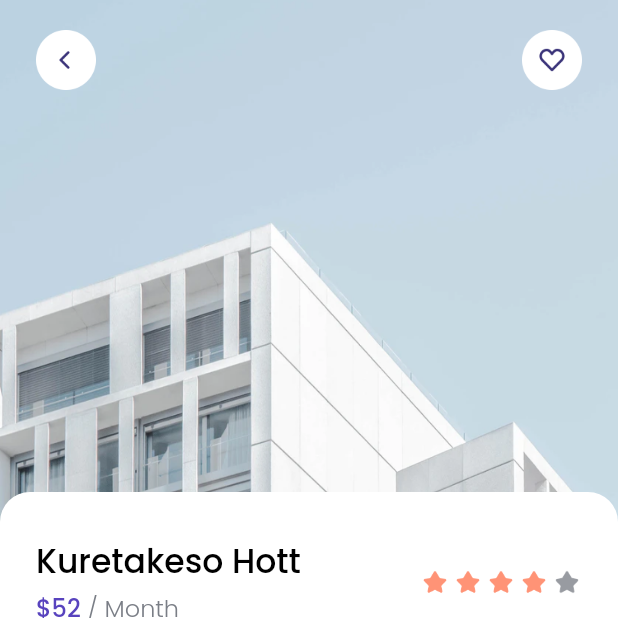
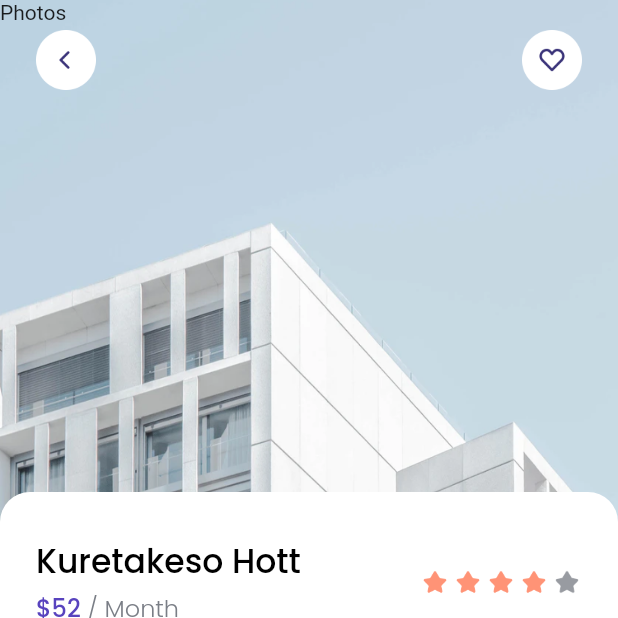
Before and after one commit to aprxty3/papa_kost, a Flutter app: the DetailPage screen opened directly, on a phone screen of 412 x 824 dp, the top half of it. Run offline on Flutter 3.47's test engine with Material 2 defaults, Android fonts, the phone set to English and light mode, and no system bars; our stand-ins replace google_fonts.

Commit message:
add Widget Photo

```diff
--- a/lib/pages/detail_page.dart
+++ b/lib/pages/detail_page.dart
@@ -233,6 +233,12 @@ class DetailPage extends StatelessWidget {
       );
     }
 
+    Widget photo() {
+      return Column(
+        children: [Text('Photos')],
+      );
+    }
+
     return Scaffold(
       body: SafeArea(
         bottom: false,
@@ -240,6 +246,7 @@ class DetailPage extends StatelessWidget {
           children: [
             header(),
             content(),
+            photo(),
           ],
         ),
       ),
```
